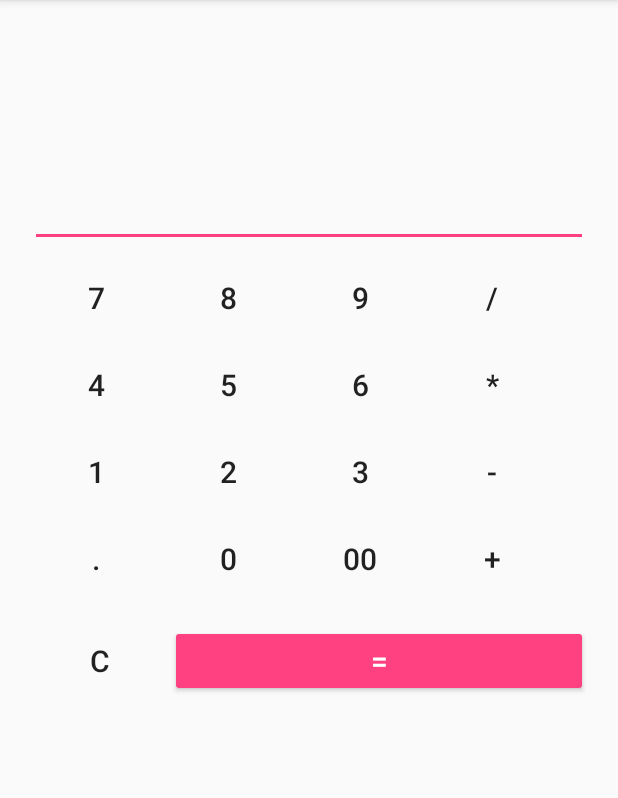
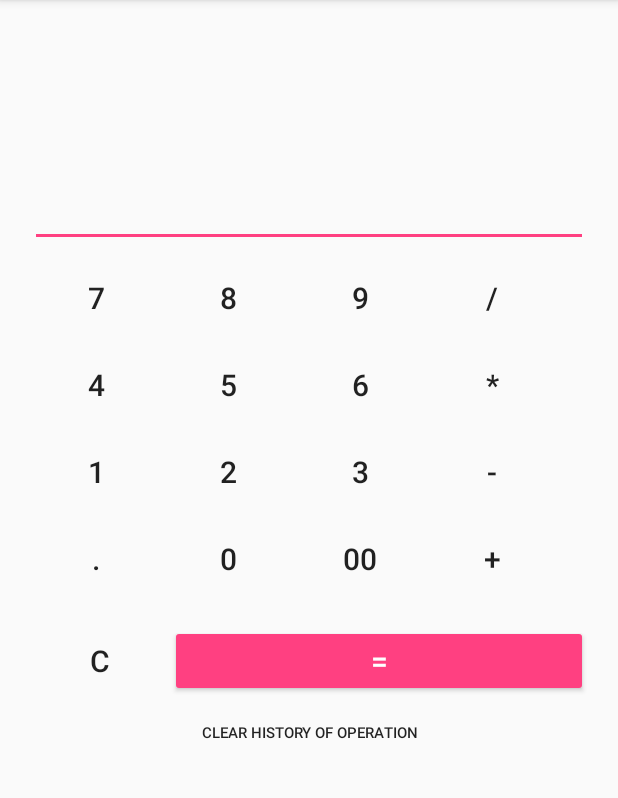
Before and after one commit to draxvel/Calc, an Android app: the screen it shows after launch (MainActivity), on a phone screen of 412 x 824 dp, the part 84-882 px from its top. Run offline under Robolectric (Android 15) with nearby library versions, the phone set to English and light mode, and no system bars.

Commit message:
Updated UI, bugs fixed

```diff
--- a/app/src/main/res/layout/activity_main.xml
+++ b/app/src/main/res/layout/activity_main.xml
@@ -10,7 +10,10 @@
     <ScrollView
         android:layout_width="match_parent"
         android:layout_height="match_parent"
-        android:scrollbars="none">
+        android:scrollbars="none"
+        android:layout_alignParentTop="true"
+        android:layout_alignParentLeft="true"
+        android:layout_alignParentStart="true">
 
     <LinearLayout
         android:layout_width="match_parent"
@@ -221,6 +224,15 @@
             style="@style/Base.Widget.AppCompat.Button.Colored"/>
     </LinearLayout>
 
+        <Button
+            android:id="@+id/clear_history_btn"
+            android:layout_width="match_parent"
+            android:layout_height="wrap_content"
+            style="@style/Base.Widget.AppCompat.Button.Borderless"
+            android:text="clear history of operation"
+            android:textSize="10sp"
+            />
+
     </LinearLayout>
     </ScrollView>
 
```
Also changed, not shown: app/src/main/java/tkachuk/course/pllug/com/calc/MainActivity.java (+28 -9 lines).
